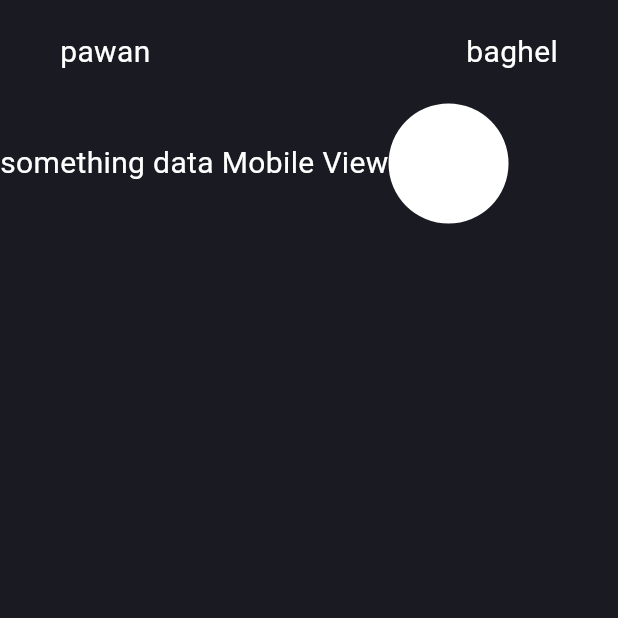
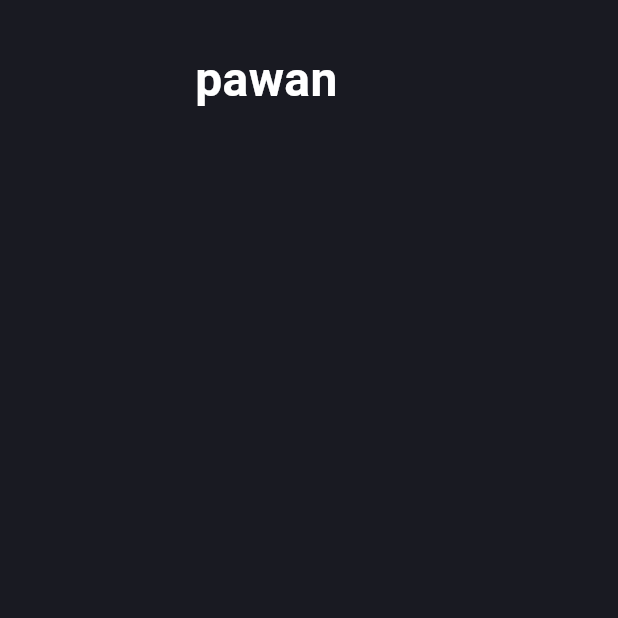
Before and after one commit to pawanbaghel01/my_portfolio, a Flutter app: the screen it shows after launch, on a phone screen of 412 x 824 dp, the top half of it. Run offline on Flutter 3.47's test engine with Material 3 defaults, Android fonts, the phone set to English and light mode, and no system bars; Roboto replaces fonts that are missing (console).

Commit message:
App Bar section done

```diff
--- a/lib/View/HomePage/HomePageView.dart
+++ b/lib/View/HomePage/HomePageView.dart
@@ -8,6 +8,6 @@ class HomePageView extends StatelessWidget {
 
   @override
   Widget build(BuildContext context) {
-    return ResponsiveLayout(mobile: HomePageMobile(),desktop: HomePageWeb(),);
+    return const ResponsiveLayout(mobile: HomePageMobile(),desktop: HomePageWeb(),);
   }
 }
--- /dev/null
+++ b/lib/Widgets/AppBar/CustomAppBar.dart
@@ -0,0 +1,19 @@
+import 'package:flutter/material.dart';
+
+class CustomAppBar extends StatelessWidget {
+  const CustomAppBar({super.key});
+
+  @override
+  Widget build(BuildContext context) {
+    return const Padding(
+      padding: EdgeInsets.symmetric(horizontal: 100),
+      child: Row(
+        children: [
+        Text("pawan",
+        //style: Theme.of(context).textTheme.headlineMedium,
+        style: TextStyle(fontSize: 32,fontWeight: FontWeight.w600),)
+        ],
+      ),
+    );
+  }
+}
--- a/lib/main.dart
+++ b/lib/main.dart
@@ -1,7 +1,6 @@
 import 'package:flutter/material.dart';
 import 'package:my_portpolio/Configs/Thems.dart';
 import 'package:my_portpolio/View/HomePage/HomePageView.dart';
-
 
 void main() {
   runApp(const MyApp());
--- a/lib/pages/Mobile/homepage.dart
+++ b/lib/pages/Mobile/homepage.dart
@@ -1,4 +1,5 @@
 import 'package:flutter/material.dart';
+import 'package:my_portpolio/Widgets/AppBar/CustomAppBar.dart';
 
 
 class HomePageMobile extends StatelessWidget {
@@ -6,39 +7,14 @@ class HomePageMobile extends StatelessWidget {
 
   @override
   Widget build(BuildContext context) {
-    return  Scaffold(
-      body: ListView(
-        children: const [
-          Padding(
-            padding: EdgeInsets.symmetric(horizontal: 40,vertical: 20),
-            child: Row(
-              mainAxisAlignment: MainAxisAlignment.spaceBetween,
-              children: [
-                Text("pawan "),
-                Text("baghel"),
-              ],
-            ),
-          ),
-
-          // add about widget
-             Row(
-              children: [
-                Text('something data Mobile View'),
-               // Image(image: AssetImage('')),
-                CircleAvatar(
-                  backgroundColor: Colors.white,
-                  radius: 40,)
-              ],
-             )
-          // add skill
-
-
-          // add software skills
-
-            // add something data
-        ],
-      )
-
+    return  const Scaffold(
+    body: Padding(
+      padding: EdgeInsets.all(30),
+      child: Column(
+        children: [
+        CustomAppBar(),
+        ],),
+    ),
     );
   }
 }
```
Also changed, not shown: lib/pages/Desktop/homepage.dart (+8 -32 lines).
